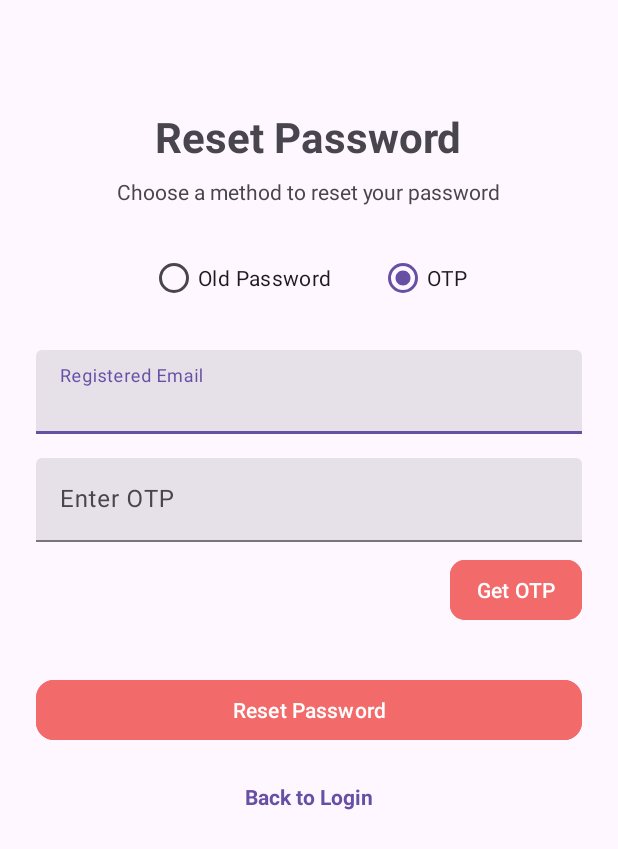
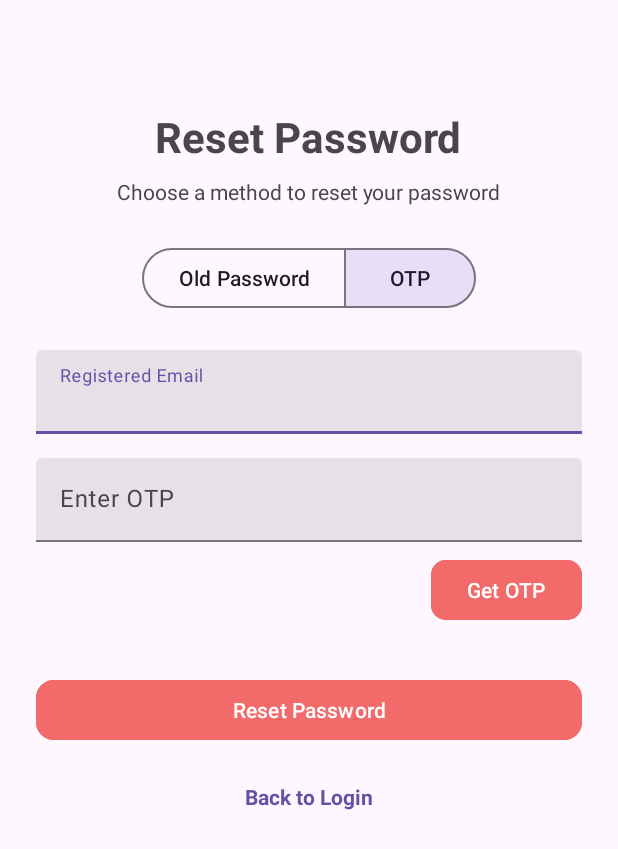
Before and after one commit to soumenmaity3/ListOnGo, an Android app: the ForgotPassword screen opened directly, with no data from a screen before it, on a phone screen of 412 x 824 dp. Shown: the top 849 px of the screen. Run offline under Robolectric (Android 15) with nearby library versions, the phone set to English and light mode, and no system bars; network calls fail.

Commit message:
update version 1.0.7

```diff
--- a/app/src/main/java/com/soumen/listongo/ForgotPassword.java
+++ b/app/src/main/java/com/soumen/listongo/ForgotPassword.java
@@ -4,11 +4,9 @@ import android.content.Intent;
 import android.os.Bundle;
 import android.os.CountDownTimer;
 import android.util.Log;
-import android.view.View;
-import android.widget.LinearLayout;
-import android.widget.RadioButton;
-import android.widget.RadioGroup;
+import android.widget.TextView;
 import android.widget.Toast;
+import android.widget.ViewFlipper;
 
 import androidx.activity.EdgeToEdge;
 import androidx.appcompat.app.AppCompatActivity;
@@ -17,6 +15,7 @@ import androidx.core.view.ViewCompat;
 import androidx.core.view.WindowInsetsCompat;
 
 import com.google.android.material.button.MaterialButton;
+import com.google.android.material.button.MaterialButtonToggleGroup;
 import com.google.android.material.textfield.TextInputEditText;
 import com.soumen.listongo.SettingActivity.SettingsUtil;
 
@@ -29,12 +28,13 @@ import retrofit2.Response;
 
 public class ForgotPassword extends AppCompatActivity {
 
-    private RadioGroup radioGroup;
-    private RadioButton radioOldPassword, radioOtp;
-    private LinearLayout layoutOldPassword, layoutOtp;
+    private MaterialButtonToggleGroup toggleGroup;
+    private ViewFlipper passwordSwitcher;
     private MaterialButton btnForgot, btnGetOtp;
-    TextInputEditText editTextEmail, editTextOtp,editTextPassword;
-    String storeOTP;
+    private TextInputEditText editTextEmail, editTextOtp, editTextPassword;
+    private TextView txtLogin;
+
+    private String storeOTP;
 
     @Override
     protected void onCreate(Bundle savedInstanceState) {
@@ -43,64 +43,54 @@ public class ForgotPassword extends AppCompatActivity {
         EdgeToEdge.enable(this);
         setContentView(R.layout.activity_forgot_password);
 
-        // Apply padding for edge-to-edge
+        // Edge-to-edge padding
         ViewCompat.setOnApplyWindowInsetsListener(findViewById(R.id.main), (v, insets) -> {
             Insets systemBars = insets.getInsets(WindowInsetsCompat.Type.systemBars());
             v.setPadding(systemBars.left, systemBars.top, systemBars.right, systemBars.bottom);
             return insets;
         });
 
-        // Initialize views
-        radioGroup = findViewById(R.id.radioGroup);
-        radioOldPassword = findViewById(R.id.radio_old_password);
-        radioOtp = findViewById(R.id.radio_otp);
-        layoutOldPassword = findViewById(R.id.layout_old_password);
-        layoutOtp = findViewById(R.id.layout_otp);
+        // Initialize Views
+        toggleGroup = findViewById(R.id.toggleGroup);
+        passwordSwitcher = findViewById(R.id.passwordSwitcher);
         btnForgot = findViewById(R.id.btnResetPas);
         btnGetOtp = findViewById(R.id.btnGetOtp);
         editTextEmail = findViewById(R.id.editTextEmail);
         editTextOtp = findViewById(R.id.editTextOtp);
-        editTextPassword=findViewById(R.id.editTextOldPassword);
+        editTextPassword = findViewById(R.id.editTextOldPassword);
+        txtLogin = findViewById(R.id.txtLogin);
 
-        int defaultSelection = R.id.radio_old_password;
+        // Default selection = OTP
+        toggleGroup.check(R.id.btnOtp);
+        passwordSwitcher.setDisplayedChild(1);
 
-        radioGroup.setOnCheckedChangeListener((group, checkedId) -> {
-            if (checkedId != defaultSelection) {
-                Log.d("RadioChange", "User changed selection from default.");
-                // Optionally update the default selection
-                // defaultSelection = checkedId;
-            }
-
-            if (checkedId == R.id.radio_old_password) {
-                layoutOldPassword.setVisibility(View.VISIBLE);
-                layoutOtp.setVisibility(View.GONE);
-                editTextOtp.setEnabled(false);
-                editTextPassword.setEnabled(true);
-            } else if (checkedId == R.id.radio_otp) {
-                layoutOldPassword.setVisibility(View.GONE);
-                layoutOtp.setVisibility(View.VISIBLE);
-                editTextOtp.setEnabled(true);
-                editTextPassword.setEnabled(false);
+        // Toggle between Old Password / OTP
+        toggleGroup.addOnButtonCheckedListener((group, checkedId, isChecked) -> {
+            if (isChecked) {
+                if (checkedId == R.id.btnPassword) {
+                    passwordSwitcher.setDisplayedChild(0); // Show Old Password
+                } else if (checkedId == R.id.btnOtp) {
+                    passwordSwitcher.setDisplayedChild(1); // Show OTP
+                }
             }
         });
 
-        radioOtp.setChecked(true);
+        // Get OTP
         btnGetOtp.setOnClickListener(v -> {
-            String email = editTextEmail.getText().toString();
-            Log.d("OTPEmail", email);
-            if (email == null || email.isEmpty()) {
+            String email = editTextEmail.getText().toString().trim();
+            if (email.isEmpty()) {
                 editTextEmail.setError("Enter email first.");
                 return;
             }
             generateOtp();
             sendAndStore(email, storeOTP);
+
+            // Disable button for 15s
             btnGetOtp.setEnabled(false);
-            new CountDownTimer(15000,1000){
-
+            new CountDownTimer(15000, 1000) {
                 @Override
                 public void onTick(long l) {
-                    btnGetOtp.setText("Wait: "+l/1000+" s");
-                    btnGetOtp.setEnabled(false);
+                    btnGetOtp.setText("Wait: " + l / 1000 + "s");
                 }
 
                 @Override
@@ -110,35 +100,61 @@ public class ForgotPassword extends AppCompatActivity {
                 }
             }.start();
         });
+
+        // Reset Password
         btnForgot.setOnClickListener(v -> {
-            String email = editTextEmail.getText().toString();
-            String otp = editTextOtp.getText().toString();
-            checkOtp(email, otp);
+            String email = editTextEmail.getText().toString().trim();
+
+            if (toggleGroup.getCheckedButtonId() == R.id.btnPassword) {
+                // Old password path
+                String oldPassword = editTextPassword.getText().toString().trim();
+                if (oldPassword.isEmpty()) {
+                    editTextPassword.setError("Enter old password");
+                    return;
+                }
+                // TODO: Call your API to verify old password
+                Toast.makeText(this, "Proceed with old password flow", Toast.LENGTH_SHORT).show();
+
+            } else {
+                // OTP path
+                String otp = editTextOtp.getText().toString().trim();
+                if (otp.isEmpty()) {
+                    editTextOtp.setError("Enter OTP");
+                    return;
+                }
+                checkOtp(email, otp);
+            }
+        });
+
+        // Back to Login
+        txtLogin.setOnClickListener(v -> {
+            startActivity(new Intent(ForgotPassword.this, SignInActivity.class));
+            finish();
         });
     }
 
-    public void generateOtp() {
+    private void generateOtp() {
         int randomOtp = (int) (Math.random() * 900000) + 100000;
         storeOTP = String.valueOf(randomOtp);
     }
 
-    public void sendAndStore(String email, String otp) {
+    private void sendAndStore(String email, String otp) {
         ApiService apiService = ApiClient.getInstance().create(ApiService.class);
         Call<ResponseBody> sendStore = apiService.sendAndStoreOTP(otp, email);
         sendStore.enqueue(new Callback<ResponseBody>() {
             @Override
             public void onResponse(Call<ResponseBody> call, Response<ResponseBody> response) {
-                Toast.makeText(ForgotPassword.this, "Send Successful", Toast.LENGTH_SHORT).show();
+                Toast.makeText(ForgotPassword.this, "OTP sent successfully", Toast.LENGTH_SHORT).show();
             }
 
             @Override
             public void onFailure(Call<ResponseBody> call, Throwable throwable) {
-                Toast.makeText(ForgotPassword.this, "Have an error", Toast.LENGTH_SHORT).show();
+                Toast.makeText(ForgotPassword.this, "Failed to send OTP", Toast.LENGTH_SHORT).show();
             }
         });
     }
 
-    public void checkOtp(String email, String otp) {
+    private void checkOtp(String email, String otp) {
         ApiService apiService = ApiClient.getInstance().create(ApiService.class);
         Call<ResponseBody> check = apiService.checkOtp(email, otp);
 
@@ -147,13 +163,12 @@ public class ForgotPassword extends AppCompatActivity {
             public void onResponse(Call<ResponseBody> call, Response<ResponseBody> response) {
                 if (response.isSuccessful() && response.body() != null) {
                     try {
-                        String result = response.body().string(); // Read response safely
+                        String result = response.body().string();
                         boolean isMatched = Boolean.parseBoolean(result);
 
                         if (isMatched) {
-                            // OTP matched, proceed to useOTP
-                            Call<ResponseBody> useThis = apiService.useOTP(email);
-                            useThis.enqueue(new Callback<ResponseBody>() {
+                            // OTP matched → call useOTP API
+                            apiService.useOTP(email).enqueue(new Callback<ResponseBody>() {
                                 @Override
                                 public void onResponse(Call<ResponseBody> call, Response<ResponseBody> response) {
                                     Intent intent = new Intent(ForgotPassword.this, ResetActivity.class);
@@ -167,15 +182,13 @@ public class ForgotPassword extends AppCompatActivity {
                                 }
                             });
                         } else {
-                            // OTP did not match
-                            Toast.makeText(ForgotPassword.this, "OTP not matched", Toast.LENGTH_SHORT).show();
+                            Toast.makeText(ForgotPassword.this, "Invalid OTP", Toast.LENGTH_SHORT).show();
                         }
                     } catch (IOException e) {
-                        e.printStackTrace();
                         Toast.makeText(ForgotPassword.this, "Error reading response", Toast.LENGTH_SHORT).show();
                     }
                 } else {
-                    Toast.makeText(ForgotPassword.this, "Failed response from checkOtp", Toast.LENGTH_SHORT).show();
+                    Toast.makeText(ForgotPassword.this, "Failed to check OTP", Toast.LENGTH_SHORT).show();
                 }
             }
 
@@ -185,6 +198,4 @@ public class ForgotPassword extends AppCompatActivity {
             }
         });
     }
-
-
 }
--- a/app/src/main/java/com/soumen/listongo/ResetActivity.java
+++ b/app/src/main/java/com/soumen/listongo/ResetActivity.java
@@ -41,7 +41,8 @@ MaterialButton btnResetDone;
 
         btnResetDone.setOnClickListener(v->{
             String password=edtPassword.getText().toString();
-            if (password != null&&!password.isEmpty()) {
+            String confPass=edtConfPass.getText().toString();
+            if (password != null&&!password.isEmpty()&&confPass != null&&!confPass.isEmpty()) {
                 updatePass(email,password);
             }
             else {
--- a/app/src/main/res/layout/activity_forgot_password.xml
+++ b/app/src/main/res/layout/activity_forgot_password.xml
@@ -16,7 +16,6 @@
 
         <!-- Title -->
         <TextView
-            android:id="@+id/textView"
             android:layout_width="wrap_content"
             android:layout_height="wrap_content"
             android:text="Reset Password"
@@ -27,7 +26,6 @@
 
         <!-- Subtitle -->
         <TextView
-            android:id="@+id/subtitle"
             android:layout_width="wrap_content"
             android:layout_height="wrap_content"
             android:text="Choose a method to reset your password"
@@ -36,29 +34,28 @@
             android:layout_marginTop="8dp" />
 
         <!-- Toggle Options -->
-        <RadioGroup
-            android:id="@+id/radioGroup"
+        <com.google.android.material.button.MaterialButtonToggleGroup
+            android:id="@+id/toggleGroup"
             android:layout_width="wrap_content"
             android:layout_height="wrap_content"
-            android:orientation="horizontal"
+            app:singleSelection="true"
             android:layout_gravity="center_horizontal"
             android:layout_marginTop="24dp">
 
-            <RadioButton
-                android:id="@+id/radio_old_password"
+            <com.google.android.material.button.MaterialButton
+                android:id="@+id/btnPassword"
+                style="@style/Widget.Material3.Button.OutlinedButton"
                 android:layout_width="wrap_content"
                 android:layout_height="wrap_content"
-                android:text="Old Password"
-                android:textSize="14sp" />
+                android:text="Old Password" />
 
-            <RadioButton
-                android:id="@+id/radio_otp"
+            <com.google.android.material.button.MaterialButton
+                android:id="@+id/btnOtp"
+                style="@style/Widget.Material3.Button.OutlinedButton"
                 android:layout_width="wrap_content"
                 android:layout_height="wrap_content"
-                android:text="OTP"
-                android:textSize="14sp"
-                android:layout_marginStart="32dp" />
-        </RadioGroup>
+                android:text="OTP" />
+        </com.google.android.material.button.MaterialButtonToggleGroup>
 
         <!-- Shared Email Input -->
         <com.google.android.material.textfield.TextInputLayout
@@ -66,6 +63,8 @@
             android:layout_width="match_parent"
             android:layout_height="wrap_content"
             android:hint="Registered Email"
+            app:endIconMode="clear_text"
+            app:boxBackgroundMode="filled"
             style="@style/Widget.Material3.TextInputLayout.FilledBox"
             android:layout_marginTop="24dp">
 
@@ -76,20 +75,25 @@
                 android:inputType="textEmailAddress" />
         </com.google.android.material.textfield.TextInputLayout>
 
+        <!-- ViewFlipper for Old Password / OTP -->
+        <ViewFlipper
+            android:id="@+id/passwordSwitcher"
+            android:layout_width="match_parent"
+            android:layout_height="wrap_content"
+            android:layout_marginTop="16dp">
+
             <!-- Old Password Layout -->
             <LinearLayout
-            android:id="@+id/layout_old_password"
                 android:layout_width="match_parent"
                 android:layout_height="wrap_content"
-            android:orientation="vertical"
-            android:layout_marginTop="16dp"
-            android:visibility="visible">
+                android:orientation="vertical">
 
                 <com.google.android.material.textfield.TextInputLayout
-                android:id="@+id/oldPasswordLayout"
                     android:layout_width="match_parent"
                     android:layout_height="wrap_content"
                     android:hint="Old Password"
+                    app:endIconMode="password_toggle"
+                    app:boxBackgroundMode="filled"
                     style="@style/Widget.Material3.TextInputLayout.FilledBox">
 
                     <com.google.android.material.textfield.TextInputEditText
@@ -102,18 +106,15 @@
 
             <!-- OTP Layout -->
             <LinearLayout
-            android:id="@+id/layout_otp"
                 android:layout_width="match_parent"
                 android:layout_height="wrap_content"
-            android:orientation="vertical"
-            android:layout_marginTop="16dp"
-            android:visibility="gone">
+                android:orientation="vertical">
 
                 <com.google.android.material.textfield.TextInputLayout
-                android:id="@+id/otpInputLayout"
                     android:layout_width="match_parent"
                     android:layout_height="wrap_content"
                     android:hint="Enter OTP"
+                    app:boxBackgroundMode="filled"
                     style="@style/Widget.Material3.TextInputLayout.FilledBox">
 
                     <com.google.android.material.textfield.TextInputEditText
@@ -130,12 +131,11 @@
                     android:text="Get OTP"
                     android:layout_gravity="end"
                     android:layout_marginTop="8dp"
+                    app:cornerRadius="10dp"
                     android:backgroundTint="@color/button"
-                android:textColor="@android:color/white"
-                android:paddingHorizontal="12dp"
-                app:cornerRadius="10dp"
-                android:paddingVertical="6dp" />
+                    android:textColor="@color/white"/>
             </LinearLayout>
+        </ViewFlipper>
 
         <!-- Reset Password Button -->
         <com.google.android.material.button.MaterialButton
```
Also changed, not shown: app/src/main/res/layout/activity_reset.xml (+46 -25 lines). Lines whose indentation alone changed are shown as unchanged.
